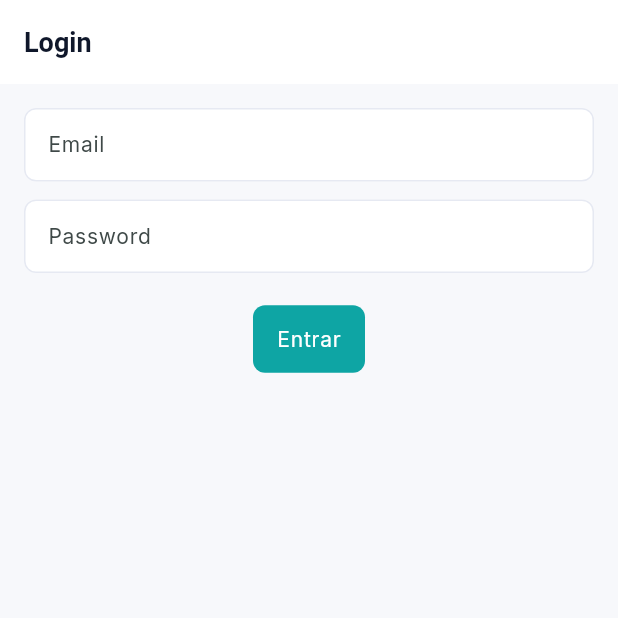
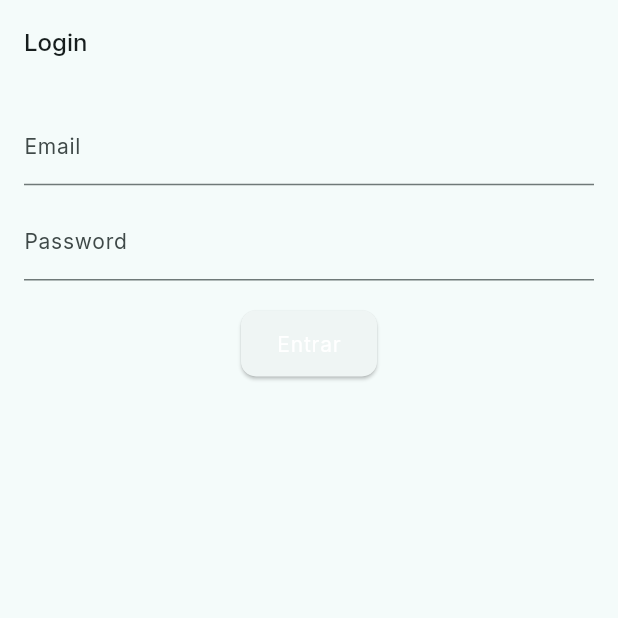
Before and after one commit to Marequena/agilapp, a Flutter app: the screen it shows after launch, on a phone screen of 412 x 824 dp, the top half of it. Run offline on Flutter 3.47's test engine with Material 3 defaults, Android fonts, the phone set to English and light mode, and no system bars; our stand-ins replace dio, flutter_secure_storage, google_fonts.

Commit message:
chore(ui): remove debug banner, fix theme tokens and analysis options

```diff
--- a/lib/core/theme/design_system.dart
+++ b/lib/core/theme/design_system.dart
@@ -14,6 +14,16 @@ class DesignColors {
   static const warning = Color(0xFFF59E0B);
   static const error = Color(0xFFDC2626);
   static const info = Color(0xFF2563EB);
+
+  // Dark theme variants
+  static const backgroundDark = Color(0xFF0F172A);
+  static const surfaceDark = Color(0xFF0B1220);
+  static const textOnDark = Color(0xFFE6EEF6);
+
+  // Tokens
+  static const elevation1 = 2.0;
+  static const elevation2 = 6.0;
+  static const cornerRadius = 10.0;
 }
 
 class AppTypography {
@@ -79,4 +89,25 @@ class AppTheme {
       snackBarTheme: const SnackBarThemeData(behavior: SnackBarBehavior.floating),
     );
   }
+
+  static ThemeData dark() {
+    final base = ThemeData.dark();
+    return base.copyWith(
+      colorScheme: ColorScheme.fromSeed(seedColor: DesignColors.primary, brightness: Brightness.dark),
+      scaffoldBackgroundColor: DesignColors.backgroundDark,
+      cardColor: DesignColors.surfaceDark,
+      dividerColor: Colors.grey.shade800,
+      textTheme: AppTypography.textTheme.apply(bodyColor: DesignColors.textOnDark, displayColor: DesignColors.textOnDark),
+      appBarTheme: const AppBarTheme(backgroundColor: DesignColors.surfaceDark, elevation: 0),
+      elevatedButtonTheme: ElevatedButtonThemeData(
+        style: ElevatedButton.styleFrom(
+          backgroundColor: DesignColors.primary,
+          foregroundColor: Colors.white,
+          shape: RoundedRectangleBorder(borderRadius: BorderRadius.circular(DesignColors.cornerRadius)),
+          elevation: DesignColors.elevation1,
+        ),
+      ),
+      inputDecorationTheme: const InputDecorationTheme(filled: true, fillColor: Color(0xFF0B1220)),
+    );
+  }
 }
--- a/lib/core/widgets/app_button.dart
+++ b/lib/core/widgets/app_button.dart
@@ -1,29 +1,72 @@
 import 'package:flutter/material.dart';
 import '../theme/design_system.dart';
+
+enum AppButtonVariant { primary, secondary, outline, ghost }
+enum AppButtonSize { small, medium, large }
 
 class AppButton extends StatelessWidget {
   final String label;
   final VoidCallback? onPressed;
-  final bool outline;
+  final AppButtonVariant variant;
+  final AppButtonSize size;
+  final IconData? icon;
 
-  const AppButton({Key? key, required this.label, this.onPressed, this.outline = false}) : super(key: key);
+  const AppButton({Key? key, required this.label, this.onPressed, this.variant = AppButtonVariant.primary, this.size = AppButtonSize.medium, this.icon}) : super(key: key);
+
+  double get _height {
+    switch (size) {
+      case AppButtonSize.small:
+        return 36;
+      case AppButtonSize.large:
+        return 56;
+      default:
+        return 44;
+    }
+  }
 
   @override
   Widget build(BuildContext context) {
-    if (outline) {
-      return OutlinedButton(
-        onPressed: onPressed,
-        style: OutlinedButton.styleFrom(
-          side: BorderSide(color: DesignColors.border),
-          shape: RoundedRectangleBorder(borderRadius: BorderRadius.circular(8)),
-        ),
-        child: Text(label, style: Theme.of(context).textTheme.bodyLarge),
-      );
+    switch (variant) {
+      case AppButtonVariant.outline:
+        return SizedBox(
+          height: _height,
+          child: OutlinedButton.icon(
+            onPressed: onPressed,
+            icon: icon != null ? Icon(icon, size: 18) : const SizedBox.shrink(),
+            label: Text(label, style: Theme.of(context).textTheme.bodyLarge),
+            style: OutlinedButton.styleFrom(shape: RoundedRectangleBorder(borderRadius: BorderRadius.circular(DesignColors.cornerRadius))),
+          ),
+        );
+      case AppButtonVariant.ghost:
+        return SizedBox(
+          height: _height,
+          child: TextButton.icon(
+            onPressed: onPressed,
+            icon: icon != null ? Icon(icon, size: 18) : const SizedBox.shrink(),
+            label: Text(label, style: Theme.of(context).textTheme.bodyLarge),
+          ),
+        );
+      case AppButtonVariant.secondary:
+        return SizedBox(
+          height: _height,
+          child: ElevatedButton.icon(
+            onPressed: onPressed,
+            icon: icon != null ? Icon(icon, size: 18) : const SizedBox.shrink(),
+            label: Text(label, style: Theme.of(context).textTheme.bodyLarge?.copyWith(color: Colors.white)),
+            style: ElevatedButton.styleFrom(backgroundColor: DesignColors.secondary, shape: RoundedRectangleBorder(borderRadius: BorderRadius.circular(DesignColors.cornerRadius))),
+          ),
+        );
+      case AppButtonVariant.primary:
+      default:
+        return SizedBox(
+          height: _height,
+          child: ElevatedButton.icon(
+            onPressed: onPressed,
+            icon: icon != null ? Icon(icon, size: 18) : const SizedBox.shrink(),
+            label: Text(label, style: Theme.of(context).textTheme.bodyLarge?.copyWith(color: Colors.white)),
+            style: ElevatedButton.styleFrom(shape: RoundedRectangleBorder(borderRadius: BorderRadius.circular(DesignColors.cornerRadius))),
+          ),
+        );
     }
-
-    return ElevatedButton(
-      onPressed: onPressed,
-      child: Text(label, style: Theme.of(context).textTheme.bodyLarge?.copyWith(color: Colors.white)),
-    );
   }
 }
--- a/lib/main.dart
+++ b/lib/main.dart
@@ -30,9 +30,14 @@ class AgilApp extends StatelessWidget {
 
   @override
   Widget build(BuildContext context) {
+    final lightScheme = ColorTokens.toColorScheme(Brightness.light);
+    final darkScheme = ColorTokens.toColorScheme(Brightness.dark);
+
     return MaterialApp(
       title: 'AgilApp',
-      theme: AppTheme.light().copyWith(primaryColor: ColorTokens.primarySwatch),
+      debugShowCheckedModeBanner: false,
+      theme: ThemeData.from(colorScheme: lightScheme, textTheme: AppTheme.light().textTheme),
+      darkTheme: ThemeData.from(colorScheme: darkScheme, textTheme: AppTheme.dark().textTheme),
       routes: {
   '/': (_) => const SplashPage(),
   '/design-demo': (_) => const DesignDemoPage(),
```
Also changed, not shown: analysis_options.yaml (added, +21 -0 lines), lib/core/theme/color_tokens.dart (+9 -0 lines), lib/presentation/pages/design_demo.dart (+16 -2 lines), 126 other files.
